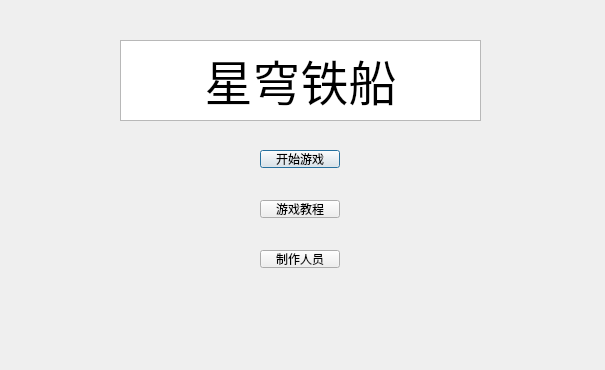
The window that QtProject_Starship/main_menu.ui (leason-lyx/QtProject_Starship) describes before a commit, drawn with Qt 5.
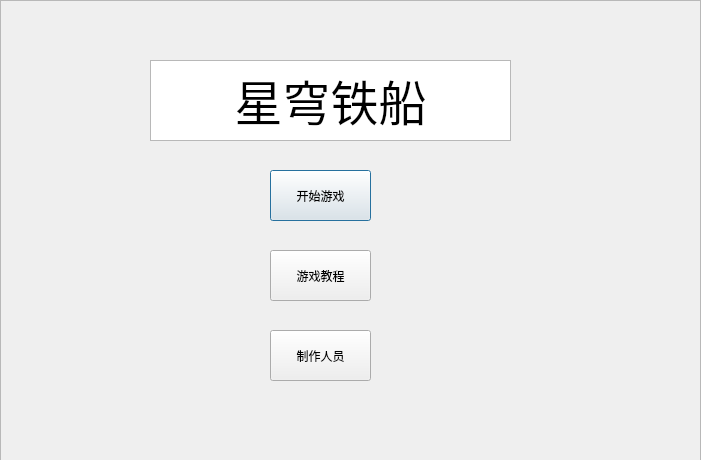
The same window after the commit. Icons and pictures are not drawn.

Commit message: add menu background

Diff of the .ui file:
```diff
--- a/QtProject_Starship/main_menu.ui
+++ b/QtProject_Starship/main_menu.ui
@@ -6,20 +6,23 @@
    <rect>
     <x>0</x>
     <y>0</y>
-    <width>605</width>
-    <height>370</height>
+    <width>701</width>
+    <height>460</height>
    </rect>
   </property>
   <property name="windowTitle">
    <string>Dialog</string>
   </property>
+  <property name="styleSheet">
+   <string notr="true"/>
+  </property>
   <widget class="QPushButton" name="pushButton">
    <property name="geometry">
     <rect>
-     <x>260</x>
-     <y>150</y>
-     <width>80</width>
-     <height>18</height>
+     <x>270</x>
+     <y>170</y>
+     <width>101</width>
+     <height>51</height>
     </rect>
    </property>
    <property name="text">
@@ -29,12 +32,15 @@
   <widget class="QTextBrowser" name="textBrowser">
    <property name="geometry">
     <rect>
-     <x>120</x>
-     <y>40</y>
+     <x>150</x>
+     <y>60</y>
      <width>361</width>
      <height>81</height>
     </rect>
    </property>
+   <property name="styleSheet">
+    <string notr="true"/>
+   </property>
    <property name="html">
     <string>&lt;!DOCTYPE HTML PUBLIC &quot;-//W3C//DTD HTML 4.0//EN&quot; &quot;http://www.w3.org/TR/REC-html40/strict.dtd&quot;&gt;
 &lt;html&gt;&lt;head&gt;&lt;meta name=&quot;qrichtext&quot; content=&quot;1&quot; /&gt;&lt;meta charset=&quot;utf-8&quot; /&gt;&lt;style type=&quot;text/css&quot;&gt;
@@ -49,10 +55,10 @@
   <widget class="QPushButton" name="pushButton_2">
    <property name="geometry">
     <rect>
-     <x>260</x>
-     <y>200</y>
-     <width>80</width>
-     <height>18</height>
+     <x>270</x>
+     <y>250</y>
+     <width>101</width>
+     <height>51</height>
     </rect>
    </property>
    <property name="text">
@@ -62,16 +68,40 @@
   <widget class="QPushButton" name="pushButton_3">
    <property name="geometry">
     <rect>
-     <x>260</x>
-     <y>250</y>
-     <width>80</width>
-     <height>18</height>
+     <x>270</x>
+     <y>330</y>
+     <width>101</width>
+     <height>51</height>
     </rect>
    </property>
    <property name="text">
     <string>制作人员</string>
    </property>
   </widget>
+  <widget class="QFrame" name="frame">
+   <property name="geometry">
+    <rect>
+     <x>0</x>
+     <y>0</y>
+     <width>701</width>
+     <height>461</height>
+    </rect>
+   </property>
+   <property name="styleSheet">
+    <string notr="true">border-image: url(:/images/main_menu.jpg);</string>
+   </property>
+   <property name="frameShape">
+    <enum>QFrame::StyledPanel</enum>
+   </property>
+   <property name="frameShadow">
+    <enum>QFrame::Raised</enum>
+   </property>
+  </widget>
+  <zorder>frame</zorder>
+  <zorder>pushButton</zorder>
+  <zorder>textBrowser</zorder>
+  <zorder>pushButton_2</zorder>
+  <zorder>pushButton_3</zorder>
  </widget>
  <resources/>
  <connections/>
```
The commit also changes 3 other files.
